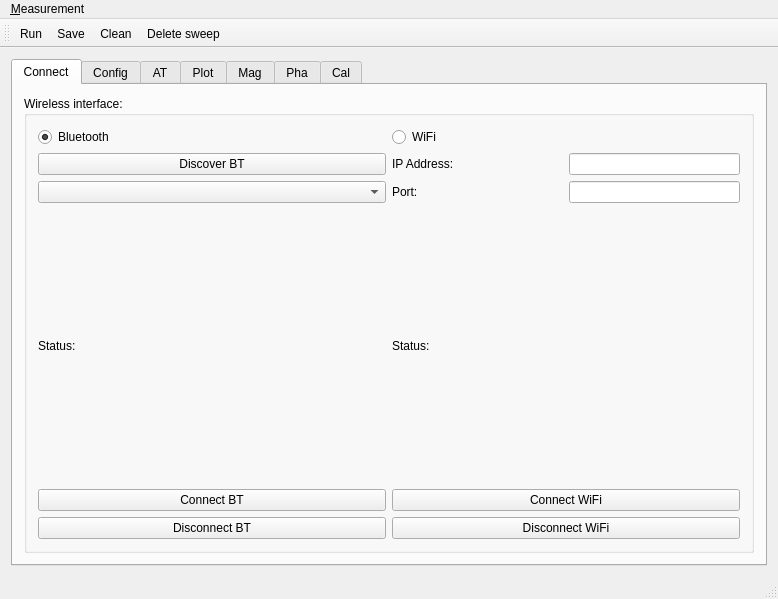
This is nanosense2/nanosense2/mainwindow.ui in saul-rodriguez/Qt as Qt 5 draws it before an edit. The edited form follows.
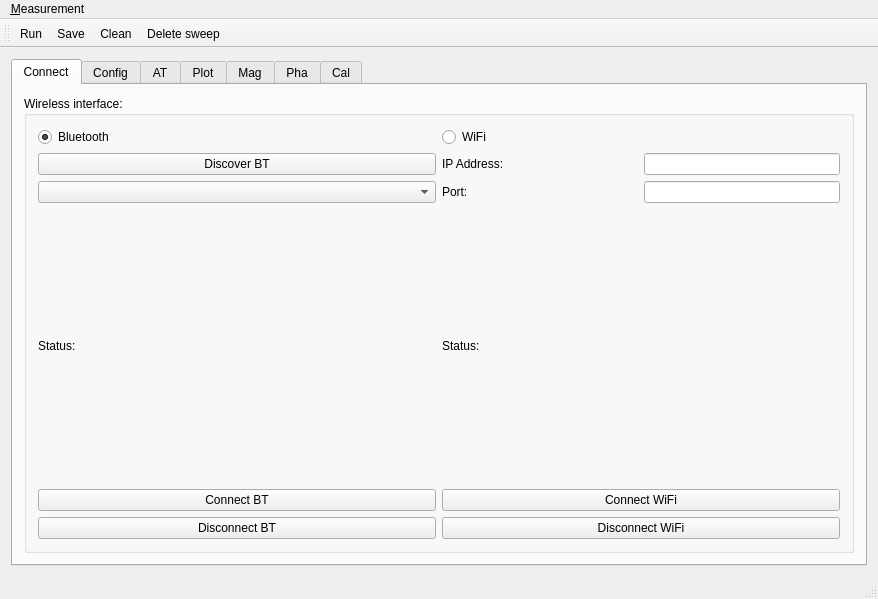
This is the edited form. The open tabs and pages were chosen to show the change. Icons and pictures are not drawn.

Commit message: fixed column widths

Diff of the .ui file:
```diff
--- a/nanosense2/nanosense2/mainwindow.ui
+++ b/nanosense2/nanosense2/mainwindow.ui
@@ -6,7 +6,7 @@
    <rect>
     <x>0</x>
     <y>0</y>
-    <width>778</width>
+    <width>878</width>
     <height>599</height>
    </rect>
   </property>
@@ -457,7 +457,7 @@
     <rect>
      <x>0</x>
      <y>0</y>
-     <width>778</width>
+     <width>878</width>
      <height>22</height>
     </rect>
    </property>
```
Left out of the diff: 2 changed lines with no effect on the pictures. The commit also changes 277 other files.
